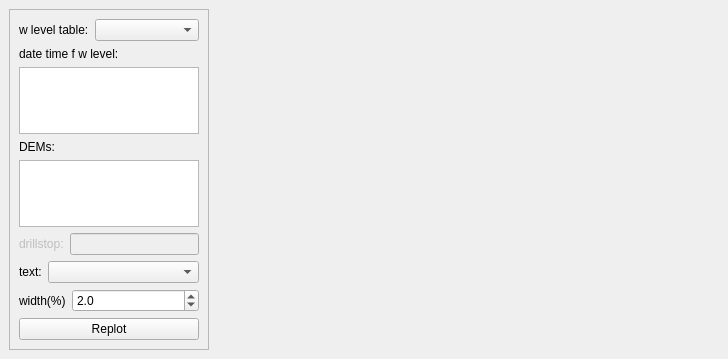
The window that ui/secplotdockwidget_ui.ui (jkall/qgis-midvatten-plugin) describes before a commit, drawn with Qt 5.
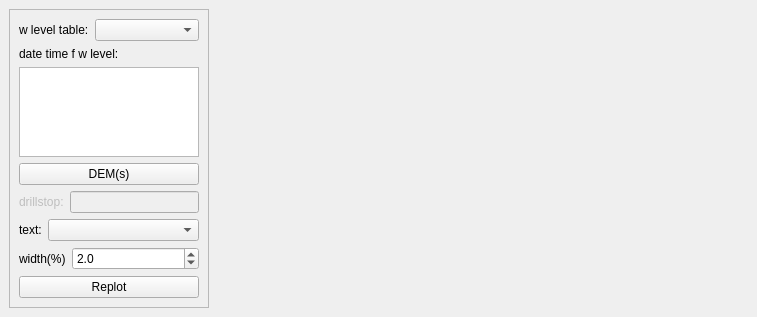
The same window after the commit.

Commit message: woarking on dem in section plot 	modified:   definitions/midvatten_defs.py 	modified:   sectionplot.py 	new file:   tools/__init__.py 	new file:   tools/sampledem.py 	new file:   tools/sec_tools.py 	modified:   ui/secplotdockwidget_ui.ui

```diff
--- a/ui/secplotdockwidget_ui.ui
+++ b/ui/secplotdockwidget_ui.ui
@@ -6,30 +6,15 @@
    <rect>
     <x>0</x>
     <y>0</y>
-    <width>728</width>
-    <height>359</height>
+    <width>757</width>
+    <height>317</height>
    </rect>
   </property>
   <property name="windowTitle">
    <string>Midvatten Section Plot</string>
   </property>
   <widget class="QWidget" name="dockWidgetContents">
-   <layout class="QGridLayout" name="gridLayout_2">
-    <item row="0" column="1">
-     <widget class="QWidget" name="plotareawidget" native="true">
-      <property name="minimumSize">
-       <size>
-        <width>500</width>
-        <height>0</height>
-       </size>
-      </property>
-      <layout class="QGridLayout" name="gridLayout">
-       <item row="0" column="0">
-        <layout class="QVBoxLayout" name="mplplotlayout"/>
-       </item>
-      </layout>
-     </widget>
-    </item>
+   <layout class="QGridLayout" name="gridLayout_3">
     <item row="0" column="0">
      <widget class="QFrame" name="frame">
       <property name="minimumSize">
@@ -50,7 +35,7 @@
       <property name="frameShadow">
        <enum>QFrame::Raised</enum>
       </property>
-      <layout class="QGridLayout" name="gridLayout_3">
+      <layout class="QGridLayout" name="gridLayout_2">
        <item row="0" column="0">
         <layout class="QFormLayout" name="formLayout_5">
          <item row="0" column="0">
@@ -92,31 +77,17 @@
         </layout>
        </item>
        <item row="2" column="0">
-        <layout class="QVBoxLayout" name="verticalLayout_2">
-         <item>
-          <widget class="QLabel" name="label_4">
-           <property name="sizePolicy">
-            <sizepolicy hsizetype="Preferred" vsizetype="Fixed">
-             <horstretch>0</horstretch>
-             <verstretch>0</verstretch>
-            </sizepolicy>
-           </property>
-           <property name="text">
-            <string>DEMs:</string>
-           </property>
-           <property name="buddy">
-            <cstring>wlvltableComboBox</cstring>
-           </property>
-          </widget>
-         </item>
-         <item>
-          <widget class="QListWidget" name="DEMlistWidget">
-           <property name="sortingEnabled">
-            <bool>true</bool>
-           </property>
-          </widget>
-         </item>
-        </layout>
+        <widget class="QPushButton" name="pushButton_DEMs">
+         <property name="maximumSize">
+          <size>
+           <width>250</width>
+           <height>16777215</height>
+          </size>
+         </property>
+         <property name="text">
+          <string>DEM(s)</string>
+         </property>
+        </widget>
        </item>
        <item row="3" column="0">
         <layout class="QFormLayout" name="formLayout_2">
@@ -158,7 +129,11 @@
           </widget>
          </item>
          <item row="0" column="1">
-          <widget class="QComboBox" name="textcolComboBox"/>
+          <widget class="QComboBox" name="textcolComboBox">
+           <property name="enabled">
+            <bool>true</bool>
+           </property>
+          </widget>
          </item>
         </layout>
        </item>
@@ -205,6 +180,21 @@
       </layout>
      </widget>
     </item>
+    <item row="0" column="1">
+     <widget class="QWidget" name="plotareawidget" native="true">
+      <property name="minimumSize">
+       <size>
+        <width>500</width>
+        <height>0</height>
+       </size>
+      </property>
+      <layout class="QGridLayout" name="gridLayout">
+       <item row="0" column="0">
+        <layout class="QVBoxLayout" name="mplplotlayout"/>
+       </item>
+      </layout>
+     </widget>
+    </item>
    </layout>
   </widget>
  </widget>
```
The commit also changes 6 other files.
